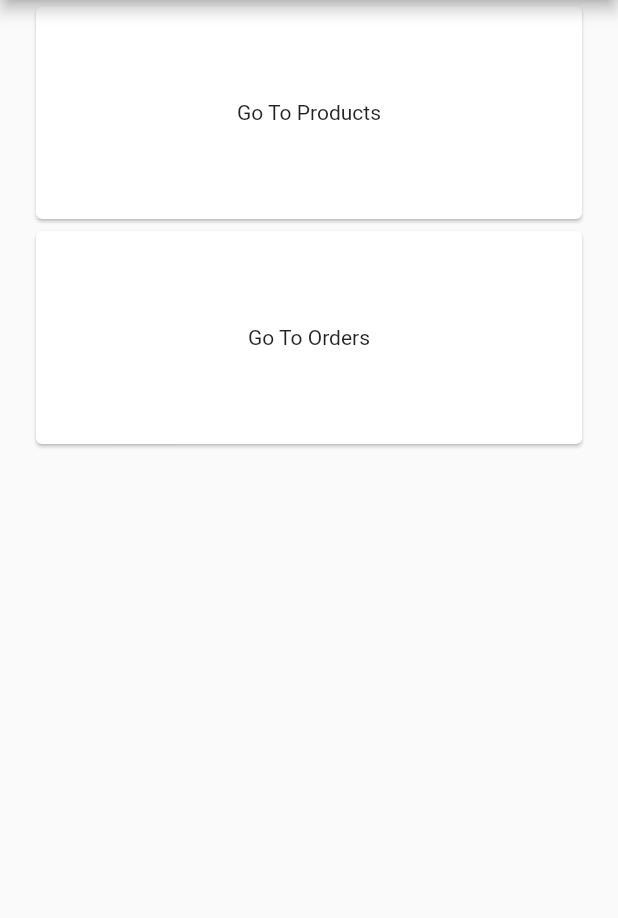
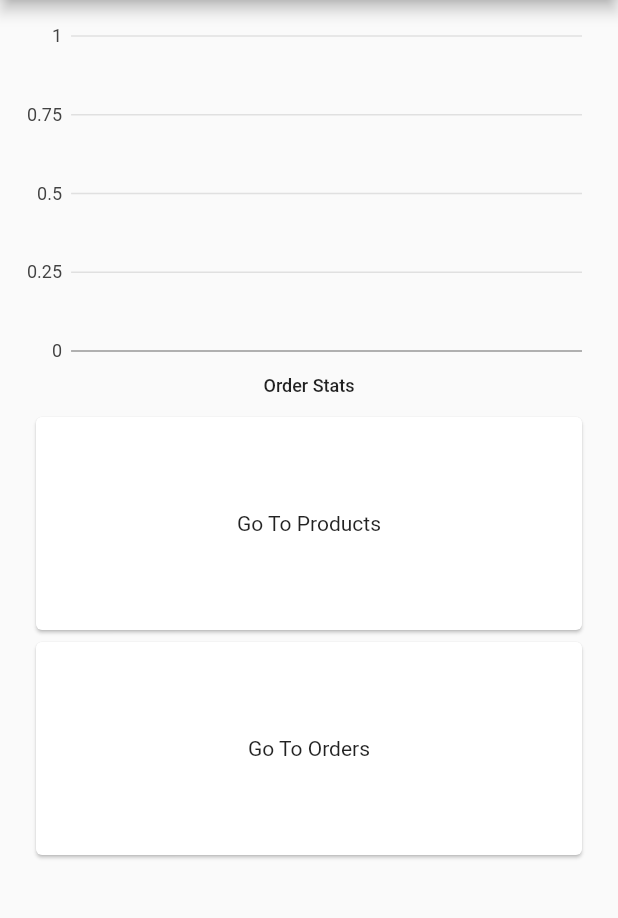
Before and after one commit to CPAD-Gazipur/Flutter-e-Commerce-Admin-App, a Flutter app: the screen it shows after launch, on a phone screen of 412 x 824 dp, the part 84-1002 px from its top. Run offline on Flutter 3.47's test engine with Material 2 defaults, Android fonts, the phone set to English and light mode, and no system bars; our stand-ins replace charts_flutter, cloud_firestore, equatable, firebase_core, firebase_storage, get and 1 more; accounts and stored records are empty.

Commit message:
e-Commerce Admin - Order Chart using GetX

```diff
--- a/lib/controller/controller.dart
+++ b/lib/controller/controller.dart
@@ -1,2 +1,3 @@
 export 'product_controller.dart';
 export 'order_controller.dart';
+export 'order_stats_controller.dart';
--- /dev/null
+++ b/lib/controller/order_stats_controller.dart
@@ -0,0 +1,15 @@
+import 'package:flutter_e_commerce_backend/model/model.dart';
+import 'package:flutter_e_commerce_backend/services/database_service.dart';
+import 'package:get/get.dart';
+
+class OrderStatsController extends GetxController {
+  final DatabaseService databaseService = DatabaseService();
+
+  var stats = Future.value(<OrderStats>[]).obs;
+
+  @override
+  void onInit() {
+    stats.value = databaseService.getOrderStats();
+    super.onInit();
+  }
+}
--- a/lib/main.dart
+++ b/lib/main.dart
@@ -22,7 +22,7 @@
       theme: ThemeData(
         primarySwatch: Colors.blue,
       ),
-      home: const HomeScreen(),
+      home: HomeScreen(),
       getPages: [
         GetPage(name: '/product', page: () => ProductScreen()),
         GetPage(name: '/product/new', page: () => AddNewProductScreen()),
--- a/lib/model/model.dart
+++ b/lib/model/model.dart
@@ -1,2 +1,3 @@
 export 'product_model.dart';
 export 'order_model.dart';
+export 'order_stats_model.dart';
--- /dev/null
+++ b/lib/model/order_stats_model.dart
@@ -0,0 +1,104 @@
+import 'package:charts_flutter/flutter.dart' as charts;
+import 'package:cloud_firestore/cloud_firestore.dart';
+import 'package:flutter/material.dart';
+
+class OrderStats {
+  final DateTime dateTime;
+  final int index;
+  final int orders;
+  charts.Color? barColor;
+
+  OrderStats(
+      {required this.dateTime,
+      required this.index,
+      required this.orders,
+      this.barColor}) {
+    barColor = charts.ColorUtil.fromDartColor(Colors.black);
+  }
+
+  factory OrderStats.fromSnapshot(DocumentSnapshot snapshot, int index) {
+    return OrderStats(
+      dateTime: snapshot['dateTime'].toDate(),
+      index: index,
+      orders: snapshot['orders'],
+    );
+  }
+
+  static final List<OrderStats> data = [
+    OrderStats(
+      dateTime: DateTime.now(),
+      index: 0,
+      orders: 10,
+    ),
+    OrderStats(
+      dateTime: DateTime.now(),
+      index: 1,
+      orders: 12,
+    ),
+    OrderStats(
+      dateTime: DateTime.now(),
+      index: 2,
+      orders: 15,
+    ),
+    OrderStats(
+      dateTime: DateTime.now(),
+      index: 3,
+      orders: 12,
+    ),
+    OrderStats(
+      dateTime: DateTime.now(),
+      index: 4,
+      orders: 9,
+    ),
+    OrderStats(
+      dateTime: DateTime.now(),
+      index: 5,
+      orders: 19,
+    ),
+    OrderStats(
+      dateTime: DateTime.now(),
+      index: 6,
+      orders: 16,
+    ),
+    OrderStats(
+      dateTime: DateTime.now(),
+      index: 7,
+      orders: 19,
+    ),
+    OrderStats(
+      dateTime: DateTime.now(),
+      index: 8,
+      orders: 21,
+    ),
+    OrderStats(
+      dateTime: DateTime.now(),
+      index: 9,
+      orders: 19,
+    ),
+    OrderStats(
+      dateTime: DateTime.now(),
+      index: 10,
+      orders: 27,
+    ),
+    OrderStats(
+      dateTime: DateTime.now(),
+      index: 11,
+      orders: 30,
+    ),
+    OrderStats(
+      dateTime: DateTime.now(),
+      index: 12,
+      orders: 19,
+    ),
+    OrderStats(
+      dateTime: DateTime.now(),
+      index: 13,
+      orders: 25,
+    ),
+    OrderStats(
+      dateTime: DateTime.now(),
+      index: 14,
+      orders: 29,
+    ),
+  ];
+}
--- a/lib/screens/home_screen.dart
+++ b/lib/screens/home_screen.dart
@@ -1,10 +1,16 @@
 import 'package:flutter/material.dart';
+import 'package:flutter_e_commerce_backend/controller/controller.dart';
 import 'package:get/get.dart';
-
+import 'package:charts_flutter/flutter.dart' as charts;
+import 'package:intl/intl.dart';
+import '../model/model.dart';
 import 'screens.dart';
 
 class HomeScreen extends StatelessWidget {
-  const HomeScreen({Key? key}) : super(key: key);
+  HomeScreen({Key? key}) : super(key: key);
+
+  final OrderStatsController orderStatsController =
+      Get.put(OrderStatsController());
 
   @override
   Widget build(BuildContext context) {
@@ -17,6 +23,34 @@
       body: Column(
         crossAxisAlignment: CrossAxisAlignment.center,
         children: [
+          FutureBuilder(
+            future: orderStatsController.stats.value,
+            builder: (BuildContext context,
+                AsyncSnapshot<List<OrderStats>> snapshot) {
+              if (snapshot.hasData) {
+                return Container(
+                  height: 250,
+                  padding: const EdgeInsets.all(10),
+                  child: OrderStatsChart(
+                    orderStats: snapshot.data!,
+                  ),
+                );
+              } else if (snapshot.hasError) {
+                return Text('${snapshot.error}');
+              } else {
+                return const Center(
+                  child: CircularProgressIndicator.adaptive(),
+                );
+              }
+            },
+          ),
+          const Center(
+            child: Text(
+              'Order Stats',
+              style: TextStyle(fontSize: 12, fontWeight: FontWeight.w500),
+            ),
+          ),
+          const SizedBox(height: 10),
           Container(
             height: 150,
             width: double.infinity,
@@ -52,3 +86,26 @@
     );
   }
 }
+
+class OrderStatsChart extends StatelessWidget {
+  final List<OrderStats> orderStats;
+  const OrderStatsChart({Key? key, required this.orderStats}) : super(key: key);
+
+  @override
+  Widget build(BuildContext context) {
+    List<charts.Series<OrderStats, String>> series = [
+      charts.Series(
+        id: 'orders',
+        data: orderStats,
+        domainFn: (series, _) => DateFormat('MMM dd, yyyy')
+            .format(series.dateTime), //series.index.toString(),
+        measureFn: (series, _) => series.orders,
+        colorFn: (series, _) => series.barColor!,
+      )
+    ];
+    return charts.BarChart(
+      series,
+      animate: true,
+    );
+  }
+}
--- a/lib/services/database_service.dart
+++ b/lib/services/database_service.dart
@@ -1,10 +1,21 @@
 import 'package:cloud_firestore/cloud_firestore.dart';
 import 'package:flutter/material.dart';
 import 'package:flutter_e_commerce_backend/model/model.dart';
-import 'package:get/get.dart';
 
 class DatabaseService {
   final FirebaseFirestore firebaseFirestore = FirebaseFirestore.instance;
+
+  Future<List<OrderStats>> getOrderStats() {
+    return firebaseFirestore
+        .collection('order_stats')
+        .orderBy('dateTime')
+        .get()
+        .then((querySnapshot) => querySnapshot.docs
+            .asMap()
+            .entries
+            .map((entry) => OrderStats.fromSnapshot(entry.value, entry.key))
+            .toList());
+  }
 
   Stream<List<Product>> getProducts() {
     return firebaseFirestore.collection('products').snapshots().map((snapshot) {
--- a/lib/services/storage_service.dart
+++ b/lib/services/storage_service.dart
@@ -1,7 +1,5 @@
 import 'dart:io';
-
 import 'package:firebase_storage/firebase_storage.dart';
-import 'package:get/get.dart';
 import 'package:image_picker/image_picker.dart';
 
 class StorageService {
```
